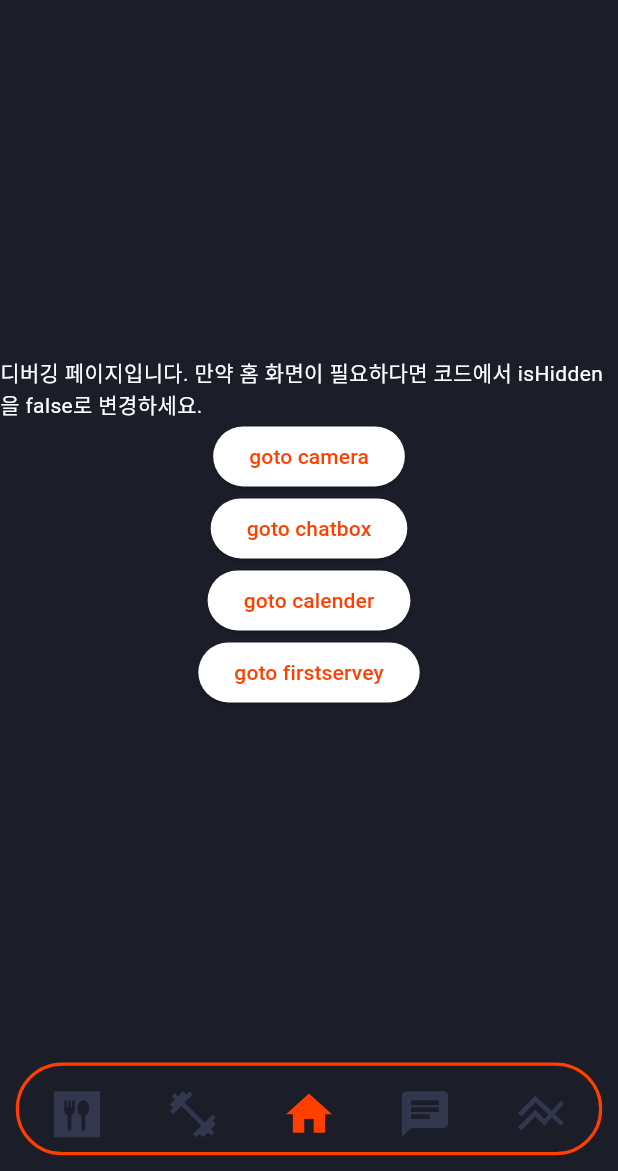
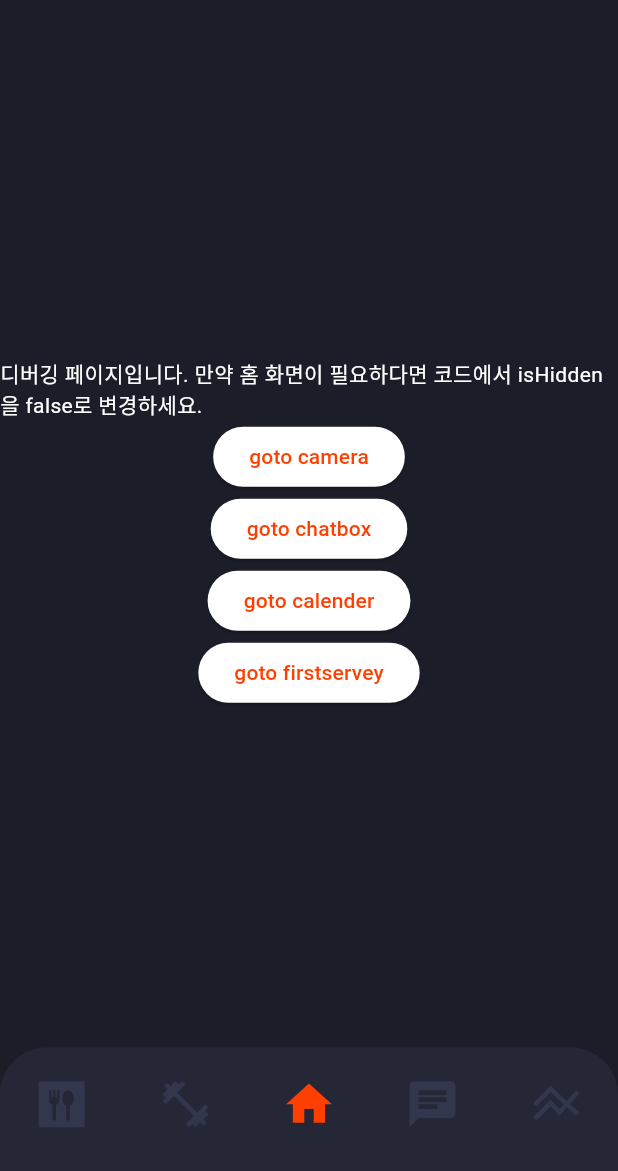
Before and after one commit to samuel5721/chatfit, a Flutter app: the screen it shows after launch, on a phone screen of 412 x 824 dp, the part 65-1236 px from its top. Run offline on Flutter 3.47's test engine with Material 3 defaults, Android fonts, the phone set to English and light mode, and no system bars; our stand-ins replace firebase_core, firebase_storage, flutter_calendar_carousel, flutter_local_notifications, flutter_screenutil, flutter_spinkit and 2 more; accounts and stored records are empty.

Commit message:
style: change Navigation bar ui

```diff
--- a/lib/components/navigation_bar.dart
+++ b/lib/components/navigation_bar.dart
@@ -43,20 +43,14 @@ class _MainNavigationBarState extends State<MainNavigationBar> {
 
   @override
   Widget build(BuildContext context) {
-    final double screenWidth = MediaQuery.of(context).size.width;
-    final double screenHeight = MediaQuery.of(context).size.height;
-
-    return Padding(
-      padding: EdgeInsets.all(10.0.h),
-      child: Container(
-        width: screenWidth * 0.9,
+    return Container(
       height: Layout.navigationBarHeight(context),
       decoration: BoxDecoration(
-          border: Border.all(
-            color: KeyColor.primaryBrand300,
-            width: 2.sp,
+        color: KeyColor.primaryDark200,
+        borderRadius: BorderRadius.only(
+          topLeft: Radius.circular(30.r),
+          topRight: Radius.circular(30.r),
         ),
-          borderRadius: BorderRadius.circular(100),
       ),
       child: BottomNavigationBar(
         items: [
@@ -81,7 +75,6 @@ class _MainNavigationBarState extends State<MainNavigationBar> {
         elevation: 0,
         onTap: onTapFunction,
       ),
-      ),
     );
   }
 }
--- a/lib/theme.dart
+++ b/lib/theme.dart
@@ -35,7 +35,7 @@ class Layout {
   }
 
   static double navigationBarHeight(BuildContext context) {
-    return entireHeight(context) * 0.075;
+    return entireHeight(context) * 0.1;
   }
 
   static double bodyHeight(BuildContext context) {
```
Lines whose indentation alone changed are shown as unchanged.
